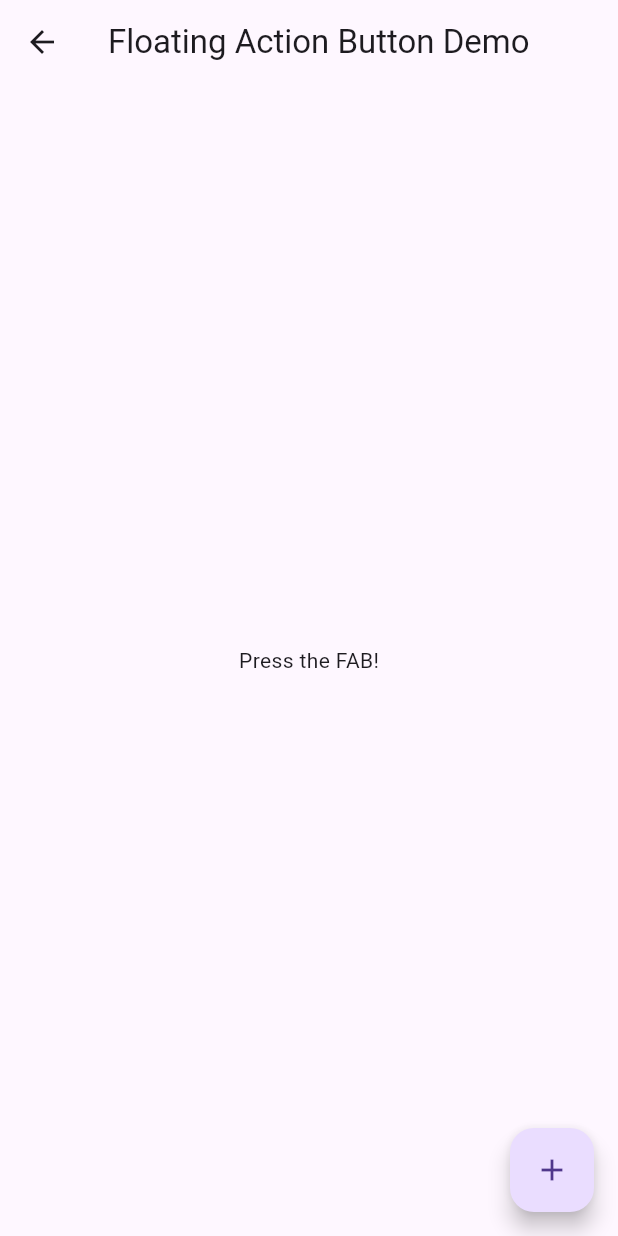
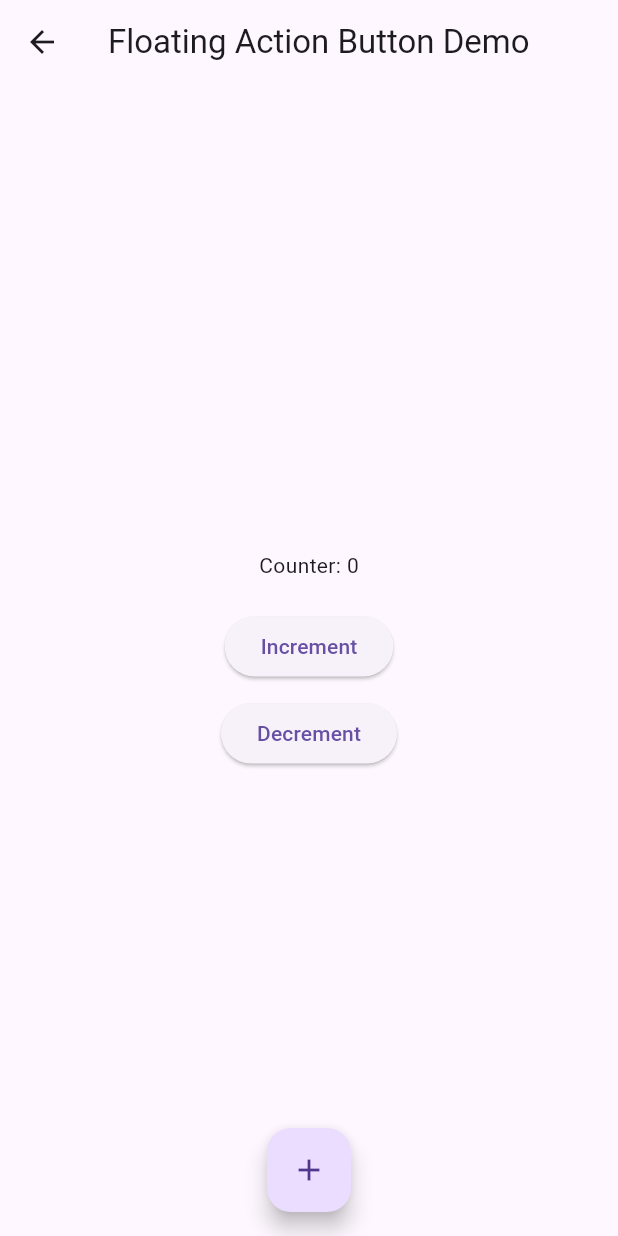
Before and after one commit to OrewaKimi/Flutter_Project, a Flutter app: the FloatingActionButtonDemo screen opened directly, on a phone screen of 412 x 824 dp. Run offline on Flutter 3.47's test engine with Material 3 defaults, Android fonts, the phone set to English and light mode, and no system bars.

Commit message:
update option increment and decrement

```diff
--- a/flutter_button/lib/button/floating_action_button.dart
+++ b/flutter_button/lib/button/floating_action_button.dart
@@ -1,19 +1,61 @@
 import 'package:flutter/material.dart';
 
-class FloatingActionButtonDemo extends StatelessWidget {
+class FloatingActionButtonDemo extends StatefulWidget {
+  @override
+  _FloatingActionButtonDemoState createState() =>
+      _FloatingActionButtonDemoState();
+}
+
+class _FloatingActionButtonDemoState extends State<FloatingActionButtonDemo> {
+  int _counter = 0;
+
   void _showMessage(String message) {
-    print(message);
+    ScaffoldMessenger.of(
+      context,
+    ).showSnackBar(SnackBar(content: Text(message)));
+  }
+
+  void _incrementCounter() {
+    setState(() {
+      _counter++;
+    });
+  }
+
+  void _decrementCounter() {
+    setState(() {
+      if (_counter > 0) {
+        _counter--;
+      }
+    });
   }
 
   @override
   Widget build(BuildContext context) {
     return Scaffold(
       appBar: AppBar(title: const Text('Floating Action Button Demo')),
-      body: Center(child: const Text('Press the FAB!')),
+      body: Center(
+        child: Column(
+          mainAxisAlignment: MainAxisAlignment.center,
+          children: [
+            Text('Counter: $_counter'),
+            SizedBox(height: 20),
+            ElevatedButton(
+              onPressed: _incrementCounter,
+              child: const Text('Increment'),
+            ),
+            SizedBox(height: 10),
+            ElevatedButton(
+              onPressed: _decrementCounter,
+              child: const Text('Decrement'),
+            ),
+          ],
+        ),
+      ),
       floatingActionButton: FloatingActionButton(
         onPressed: () => _showMessage('Floating Action Button Clicked!'),
         child: const Icon(Icons.add),
       ),
+      floatingActionButtonLocation: FloatingActionButtonLocation.centerFloat,
     );
   }
 }
```
